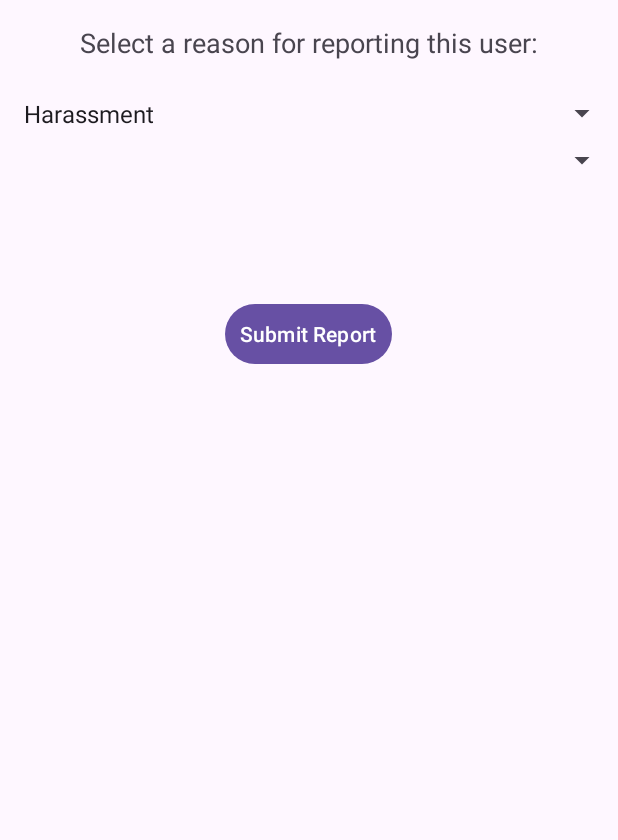
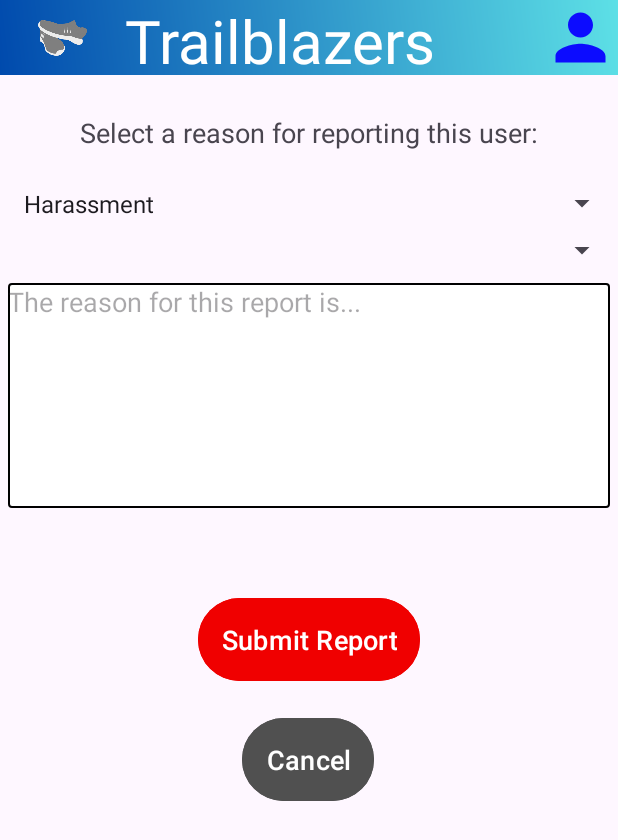
Before and after one commit to TrailBlazersInc/TrailBlazers, an Android app built with Jetpack Compose: the ReportUserActivity screen opened directly, with no data from a screen before it, on a phone screen of 412 x 824 dp. Shown: the top 840 px of the screen. Run offline under Robolectric (Android 15) with nearby library versions, the phone set to English and light mode, and no system bars; 5 statements that could not run were skipped.

Commit message:
header styling

```diff
--- a/android_app/app/build.gradle.kts
+++ b/android_app/app/build.gradle.kts
@@ -73,6 +73,7 @@ dependencies {
     implementation(libs.androidx.espresso.contrib)
     implementation(libs.androidx.ui.test.android)
     implementation(libs.androidx.espresso.intents)
+    implementation("androidx.fragment:fragment-ktx:1.8.6")
     implementation("io.socket:socket.io-client:2.0.0")
 
 
--- a/android_app/app/src/main/java/com/example/cpen321project/ChatActivity.kt
+++ b/android_app/app/src/main/java/com/example/cpen321project/ChatActivity.kt
@@ -83,7 +83,7 @@ class ChatActivity : AppCompatActivity() {
         val messageInput = findViewById<EditText>(R.id.messageInput)
         val sendMessageButton = findViewById<ImageView>(R.id.sendMessageButton)
         val chatNameTextView = findViewById<TextView>(R.id.manage_chats_title)
-        val reportButton : Button = findViewById(R.id.reportButton)
+        val reportButton : ImageView = findViewById(R.id.reportButton)
 
         socket?.on("join_chat", onJoinChat)
         socket?.on("req-error", onReqError)
--- /dev/null
+++ b/android_app/app/src/main/java/com/example/cpen321project/HeaderFragment.kt
@@ -0,0 +1,33 @@
+package com.example.cpen321project
+
+import android.content.Intent
+import android.os.Bundle
+import android.view.View
+import android.widget.ImageView
+import androidx.fragment.app.Fragment
+
+class HeaderFragment: Fragment(R.layout.header) {
+
+    override fun onViewCreated(view: View, savedInstanceState: Bundle?) {
+        super.onViewCreated(view, savedInstanceState)
+        val profile = view.findViewById<ImageView>(R.id.profile)
+        val logo = view.findViewById<ImageView>(R.id.ivLogo)
+        val extras = requireActivity().intent.extras
+        val tkn = extras?.getString("tkn") ?: ""
+        val email = extras?.getString("email") ?: ""
+
+        profile.setOnClickListener {
+            val intent = Intent(requireContext(), ManageProfile::class.java)
+            intent.putExtra("tkn", tkn)
+            intent.putExtra("email", email)
+            startActivity(intent)
+        }
+
+        logo.setOnClickListener {
+            val intent = Intent(requireContext(), HomeActivity::class.java)
+            intent.putExtra("tkn", tkn)
+            intent.putExtra("email", email)
+            startActivity(intent)
+        }
+    }
+}
--- a/android_app/app/src/main/java/com/example/cpen321project/HomeActivity.kt
+++ b/android_app/app/src/main/java/com/example/cpen321project/HomeActivity.kt
@@ -49,11 +49,5 @@ class HomeActivity : AppCompatActivity() {
             //Sign Out code
             startActivity(intent)
         }
-        findViewById<Button>(R.id.reportUsersButton).setOnClickListener() {
-            val intent = Intent(this, ReportUserActivity::class.java)
-            intent.putExtra("tkn", tkn)
-            intent.putExtra("email", email)
-            startActivity(intent)
-        }
     }
 }
--- /dev/null
+++ b/android_app/app/src/main/res/drawable/baseline_person_24.xml
@@ -0,0 +1,5 @@
+<vector xmlns:android="http://schemas.android.com/apk/res/android" android:height="24dp" android:tint="#0C0CFF" android:viewportHeight="24" android:viewportWidth="24" android:width="24dp">
+
+    <path android:fillColor="@android:color/white" android:pathData="M12,12c2.21,0 4,-1.79 4,-4s-1.79,-4 -4,-4 -4,1.79 -4,4 1.79,4 4,4zM12,14c-2.67,0 -8,1.34 -8,4v2h16v-2c0,-2.66 -5.33,-4 -8,-4z"/>
+
+</vector>
--- /dev/null
+++ b/android_app/app/src/main/res/drawable/edit_text_border.xml
@@ -0,0 +1,12 @@
+<?xml version="1.0" encoding="utf-8"?>
+<shape xmlns:android="http://schemas.android.com/apk/res/android"
+    android:shape="rectangle">
+
+    <stroke
+        android:width="1dp"
+        android:color="#000000" />
+
+    <solid android:color="#FFFFFFFF" />
+
+    <corners android:radius="2dp" />
+</shape>
--- /dev/null
+++ b/android_app/app/src/main/res/drawable/gradient_background.xml
@@ -0,0 +1,9 @@
+<?xml version="1.0" encoding="utf-8"?>
+<shape xmlns:android="http://schemas.android.com/apk/res/android"
+    android:shape="rectangle">
+<gradient xmlns:android="http://schemas.android.com/apk/res/android"
+    android:type="linear"
+    android:startColor="#004aad"
+    android:endColor="#5de0e6"
+    android:angle="45" />
+</shape>
--- a/android_app/app/src/main/res/layout/activity_report_user.xml
+++ b/android_app/app/src/main/res/layout/activity_report_user.xml
@@ -7,22 +7,30 @@
     android:layout_height="match_parent"
     tools:context=".ReportUserActivity">
 
+    <androidx.fragment.app.FragmentContainerView
+        android:id="@+id/fragment_container_view"
+        android:name="com.example.cpen321project.HeaderFragment"
+        android:layout_width="match_parent"
+        android:layout_height="match_parent"
+        tools:layout_editor_absoluteX="5dp"
+        tools:layout_editor_absoluteY="-60dp" />
 
     <TextView
         android:id="@+id/reportUserText"
+        android:layout_marginTop="60dp"
         android:layout_width="wrap_content"
         android:layout_height="wrap_content"
+        android:maxLines="5"
+        android:padding="16dp"
         android:text="@string/select_a_reason_for_reporting_this_user"
         android:textSize="18sp"
-        app:layout_constraintTop_toTopOf="parent"
+        app:layout_constraintEnd_toEndOf="parent"
         app:layout_constraintStart_toStartOf="parent"
-        app:layout_constraintEnd_toEndOf="parent"
-        android:padding="16dp"/>
-
+        app:layout_constraintTop_toTopOf="parent" />
 
     <Spinner
         android:id="@+id/user_spinner"
-        android:layout_width="0dp"
+        android:layout_width="match_parent"
         android:layout_height="wrap_content"
         android:padding="8dp"
         app:layout_constraintEnd_toEndOf="parent"
@@ -32,7 +40,7 @@
 
     <Spinner
         android:id="@+id/reason_spinner"
-        android:layout_width="0dp"
+        android:layout_width="match_parent"
         android:layout_height="wrap_content"
         app:layout_constraintTop_toBottomOf="@id/reportUserText"
         app:layout_constraintStart_toStartOf="parent"
@@ -40,16 +48,45 @@
         android:entries="@array/report_reasons"
         android:padding="8dp"/>
 
+        <EditText
+            android:id="@+id/editText"
+            android:layout_marginVertical="10dp"
+            android:layout_width="match_parent"
+            android:layout_height="150dp"
+            android:layout_marginHorizontal="5dp"
+            android:layout_marginTop="4dp"
+            android:background="@drawable/edit_text_border"
+            android:gravity="top|start"
+            android:hint="@string/the_reason_for_this_report_is"
+            android:inputType="textMultiLine"
+            app:layout_constraintTop_toBottomOf="@+id/user_spinner"
+            tools:layout_editor_absoluteX="-16dp" />
+
     <Button
         android:id="@+id/report_button"
         android:layout_width="wrap_content"
         android:layout_height="wrap_content"
-        android:layout_marginTop="104dp"
-        android:padding="10dp"
+        android:layout_marginTop="56dp"
+        android:backgroundTint="#F00000"
+        android:padding="15dp"
         android:text="@string/submit_report"
+        android:textSize="18sp"
+        app:layout_constraintEnd_toEndOf="parent"
+        app:layout_constraintStart_toStartOf="parent"
+        app:layout_constraintTop_toBottomOf="@+id/editText" />
+
+    <Button
+        android:id="@+id/cancel_button"
+        android:layout_width="wrap_content"
+        android:layout_height="wrap_content"
+        android:layout_marginTop="80dp"
+        android:backgroundTint="#505050"
+        android:padding="15dp"
+        android:text="@string/cancel"
+        android:textSize="18sp"
         app:layout_constraintEnd_toEndOf="parent"
         app:layout_constraintHorizontal_bias="0.498"
         app:layout_constraintStart_toStartOf="parent"
-        app:layout_constraintTop_toBottomOf="@id/reason_spinner" />
+        app:layout_constraintTop_toTopOf="@+id/report_button" />
 
 </androidx.constraintlayout.widget.ConstraintLayout>
--- a/android_app/app/src/main/res/layout/header.xml
+++ b/android_app/app/src/main/res/layout/header.xml
@@ -1,27 +1,34 @@
 <?xml version="1.0" encoding="utf-8"?>
 <LinearLayout xmlns:android="http://schemas.android.com/apk/res/android"
     android:layout_width="match_parent"
-    android:layout_height="48dp"
+    android:layout_height="wrap_content"
     xmlns:app="http://schemas.android.com/apk/res-auto"
     android:orientation="horizontal"
-    android:background="@color/blue">
+    android:background="@drawable/gradient_background">
 
     <ImageView
         android:id="@+id/ivLogo"
         android:layout_width="48dp"
         android:layout_height="48dp"
-        android:src="@drawable/ic_launcher_foreground" />
+        android:src="@drawable/trailblazers_logo"
+        android:layout_weight="1"/>
 
     <TextView
         android:id="@+id/tvTitle"
         android:layout_width="wrap_content"
         android:layout_height="match_parent"
-        android:layout_marginBottom="16dp"
+        android:gravity="center_vertical"
+        android:layout_weight="2"
         android:text="Trailblazers"
         android:textColor="#FFFFFF"
-        android:textSize="28sp"
+        android:textSize="40sp"
         app:layout_constraintBottom_toBottomOf="parent"
         app:layout_constraintEnd_toEndOf="parent"
         app:layout_constraintStart_toStartOf="parent" />
 
+    <ImageView
+        android:id="@+id/profile"
+        android:layout_width="50dp"
+        android:layout_height="50dp"
+        android:background="@drawable/baseline_person_24"/>
 </LinearLayout>
--- a/android_app/app/src/main/res/values/strings.xml
+++ b/android_app/app/src/main/res/values/strings.xml
@@ -99,4 +99,6 @@
     <string name="backButton">Back</string>
     <string name="mapButton">View on Map</string>
     <string name="title_activity_maps">MapsActivity</string>
+    <string name="the_reason_for_this_report_is">The reason for this report is...</string>
+    <string name="cancel">Cancel</string>
 </resources>
```
Also changed, not shown: android_app/app/src/main/res/layout/activity_chat.xml (+11 -6 lines), android_app/app/src/main/res/layout/activity_home.xml (+18 -11 lines), android_app/app/src/main/res/layout/activity_manage_profile.xml (+7 -1 lines), android_app/app/src/main/res/drawable/flag.png (added), android_app/app/src/main/res/drawable/neighborhood.jpg (added), android_app/app/src/main/res/drawable/trailblazers_logo.png (added), 1 other file.
